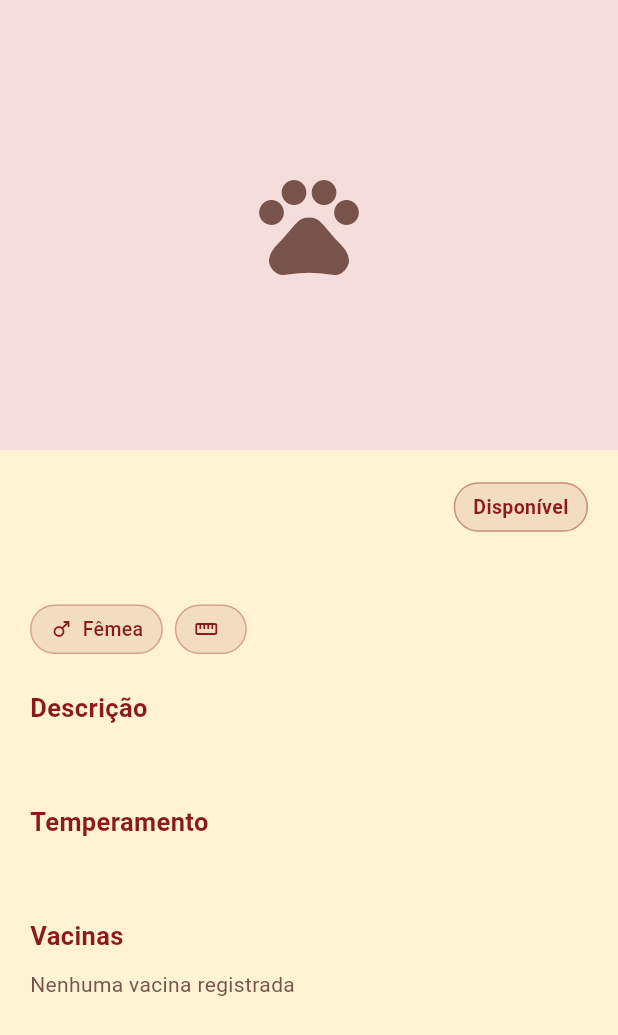
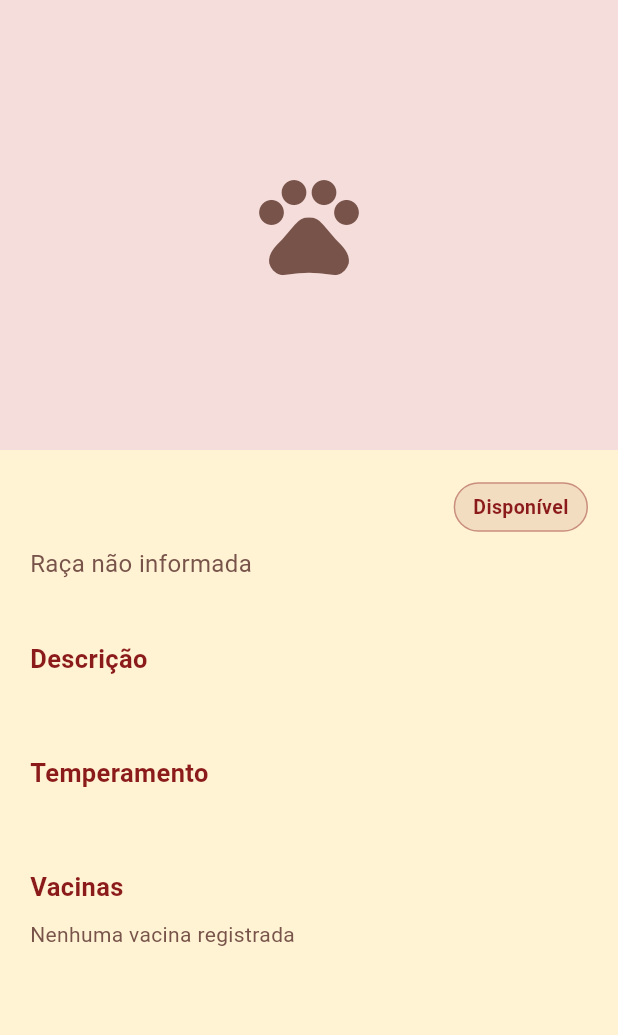
Before and after one commit to APASBAC/apasbac-app, a Flutter app: the _AnimalDetailView screen opened directly with empty values, on a phone screen of 412 x 824 dp. Shown: the top 1035 px of the screen. Run offline on Flutter 3.47's test engine with Material 3 defaults, Android fonts, the phone set to English and light mode, and no system bars; our stand-ins replace cached_network_image, dio, flutter_riverpod, flutter_secure_storage, go_router, image_picker and 2 more; accounts and stored records are empty.

Commit message:
fix: carregar imagens e mostrar dados reais do animal no monitoramento
- Normaliza URLs de imagem (HTTPS, links do Drive e JPG redimensionado no
  Cloudinary) para evitar falhas com HEIC/arquivos grandes no Android.
- Monitoramentos buscam o cadastro completo do animal (sexo, porte, fotos),
  já que a API envia só id/nome/espécie/raça; sexo desconhecido não vira
  mais "Fêmea".
- Workflow que compila o APK da branch source e publica a release Beta 1.0
  apontando para a main.

Co-Authored-By: Claude Opus 5.5 <noreply@anthropic.com>
Claude-Session: https://claude.ai/code/session_01QTky6Bdukp3vHGY57jJmt4

```diff
--- a/lib/core/models/animal_model.dart
+++ b/lib/core/models/animal_model.dart
@@ -1,3 +1,5 @@
+import '../utils/image_url.dart';
+
 class AnimalPhoto {
   final String url;
   final bool isPrimary;
@@ -5,26 +7,39 @@ class AnimalPhoto {
   const AnimalPhoto({required this.url, this.isPrimary = false});
 
   factory AnimalPhoto.fromJson(dynamic json) {
-    // Rota admin: { url, isPrimary }
-    if (json is Map<String, dynamic>) {
+    // Formato objeto: { url | secure_url, isPrimary }
+    if (json is Map) {
       return AnimalPhoto(
-        url: json['url'] ?? '',
-        isPrimary: json['isPrimary'] ?? false,
+        url: normalizeImageUrl(
+          (json['url'] ?? json['secure_url'] ?? json['secureUrl'])?.toString(),
+        ),
+        isPrimary: json['isPrimary'] == true,
       );
     }
-    // Rota pública: lista de strings de URL diretas
+    // Formato da API atual: lista de strings com a URL direta
     if (json is String) {
-      return AnimalPhoto(url: json, isPrimary: false);
+      return AnimalPhoto(url: normalizeImageUrl(json));
     }
     return const AnimalPhoto(url: '');
   }
 }
+
+String _str(dynamic v) => v == null ? '' : v.toString().trim();
+
+int _int(dynamic v) {
+  if (v is int) return v;
+  if (v is num) return v.toInt();
+  return int.tryParse(_str(v)) ?? 0;
+}
+
+bool _bool(dynamic v) => v == true || v?.toString().toLowerCase() == 'true';
 
 class AnimalModel {
   final int id;
   final String uuid;
   final String name;
   final String description;
+  final String species;
   final String breed;
   final String sex;
   final String size;
@@ -41,6 +56,7 @@ class AnimalModel {
     required this.uuid,
     required this.name,
     required this.description,
+    this.species = '',
     required this.breed,
     required this.sex,
     required this.size,
@@ -53,29 +69,64 @@ class AnimalModel {
     this.createdAt,
   });
 
-  factory AnimalModel.fromJson(Map<String, dynamic> json) => AnimalModel(
-        id: json['id'] ?? 0,
-        uuid: json['uuid'] ?? '',
-        name: json['name'] ?? '',
-        description: json['description'] ?? '',
-        breed: json['breed'] ?? '',
-        sex: json['sex'] ?? '',
-        size: json['size'] ?? '',
-        vaccines: List<String>.from(json['vaccines'] ?? []),
-        temperament: json['temperament'] ?? '',
-        escapeTendency: json['escapeTendency'] ?? false,
-        isAdopted: json['isAdopted'] ?? false,
-        // Aceita tanto List<String> (rota pública) quanto List<Map> (rota admin)
-        photos: (json['photos'] as List<dynamic>? ?? [])
-            .map((p) => AnimalPhoto.fromJson(p))
+  factory AnimalModel.fromJson(Map<String, dynamic> json) {
+    final rawPhotos = json['photos'] ?? json['photoUrls'];
+    final adoptedBy = json['adoptedBy'];
+    return AnimalModel(
+      id: _int(json['id']),
+      uuid: _str(json['uuid']),
+      name: _str(json['name']),
+      description: _str(json['description']),
+      species: _str(json['species']),
+      breed: _str(json['breed']),
+      sex: _str(json['sex']).toUpperCase(),
+      size: _str(json['size']).toUpperCase(),
+      vaccines: (json['vaccines'] is List)
+          ? (json['vaccines'] as List).map(_str).toList()
+          : const [],
+      temperament: _str(json['temperament']),
+      escapeTendency: _bool(json['escapeTendency']),
+      isAdopted: _bool(json['isAdopted']),
+      photos: (rawPhotos is List ? rawPhotos : const [])
+          .map(AnimalPhoto.fromJson)
+          .where((p) => p.url.isNotEmpty)
           .toList(),
-        adoptedById: json['adoptedById'],
+      adoptedById:
+          json['adoptedById']?.toString() ??
+          (adoptedBy is Map ? adoptedBy['id']?.toString() : null),
       createdAt: json['createdAt'] != null
-            ? DateTime.tryParse(json['createdAt'])
+          ? DateTime.tryParse(json['createdAt'].toString())
           : null,
     );
+  }
 
-  String get sexLabel => sex == 'MALE' ? 'Macho' : 'Fêmea';
+  /// Combina dados parciais (ex.: animal embutido no monitoramento, que vem
+  /// só com id/nome/espécie/raça) com o cadastro completo do animal.
+  AnimalModel mergedWith(AnimalModel full) => AnimalModel(
+    id: id != 0 ? id : full.id,
+    uuid: uuid.isNotEmpty ? uuid : full.uuid,
+    name: full.name.isNotEmpty ? full.name : name,
+    description: full.description.isNotEmpty ? full.description : description,
+    species: full.species.isNotEmpty ? full.species : species,
+    breed: full.breed.isNotEmpty ? full.breed : breed,
+    sex: full.sex.isNotEmpty ? full.sex : sex,
+    size: full.size.isNotEmpty ? full.size : size,
+    vaccines: full.vaccines.isNotEmpty ? full.vaccines : vaccines,
+    temperament: full.temperament.isNotEmpty ? full.temperament : temperament,
+    escapeTendency: full.escapeTendency || escapeTendency,
+    isAdopted: full.isAdopted || isAdopted,
+    photos: full.photos.isNotEmpty ? full.photos : photos,
+    adoptedById: full.adoptedById ?? adoptedById,
+    createdAt: full.createdAt ?? createdAt,
+  );
+
+  bool get hasSex => sexLabel.isNotEmpty;
+
+  String get sexLabel => switch (sex) {
+    'MALE' || 'MACHO' || 'M' => 'Macho',
+    'FEMALE' || 'FEMEA' || 'FÊMEA' || 'F' => 'Fêmea',
+    _ => '',
+  };
 
   String get sizeLabel => switch (size) {
     'SMALL' => 'Pequeno',
@@ -85,6 +136,16 @@ class AnimalModel {
     _ => size,
   };
 
+  /// Raça para exibição; quando a raça não foi informada, usa a espécie.
+  String get breedLabel {
+    if (breed.isNotEmpty) return breed;
+    if (species.isNotEmpty && species != 'Não informada') return species;
+    return 'Raça não informada';
+  }
+
+  /// "Raça · Sexo", omitindo o que não foi informado.
+  String get summary => [breedLabel, if (hasSex) sexLabel].join(' · ');
+
   AnimalPhoto? get primaryPhoto {
     if (photos.isEmpty) return null;
     return photos.firstWhere((p) => p.isPrimary, orElse: () => photos.first);
--- a/lib/features/animals/presentation/screens/animal_detail_screen.dart
+++ b/lib/features/animals/presentation/screens/animal_detail_screen.dart
@@ -65,8 +65,11 @@ class _AnimalDetailViewState extends State<_AnimalDetailView> {
                                 Container(color: cs.surfaceVariant),
                             errorWidget: (_, __, ___) => Container(
                               color: cs.surfaceVariant,
-                              child: const Icon(Icons.pets,
-                                  size: 80, color: AppColors.muted),
+                              child: const Icon(
+                                Icons.pets,
+                                size: 80,
+                                color: AppColors.muted,
+                              ),
                             ),
                           ),
                         ),
@@ -81,8 +84,9 @@ class _AnimalDetailViewState extends State<_AnimalDetailView> {
                                 animal.photos.length,
                                 (i) => AnimatedContainer(
                                   duration: const Duration(milliseconds: 200),
-                                  margin:
-                                      const EdgeInsets.symmetric(horizontal: 3),
+                                  margin: const EdgeInsets.symmetric(
+                                    horizontal: 3,
+                                  ),
                                   width: i == _currentPhoto ? 18 : 8,
                                   height: 8,
                                   decoration: BoxDecoration(
@@ -99,8 +103,11 @@ class _AnimalDetailViewState extends State<_AnimalDetailView> {
                     )
                   : Container(
                       color: cs.surfaceVariant,
-                      child: const Icon(Icons.pets,
-                          size: 80, color: AppColors.muted),
+                      child: const Icon(
+                        Icons.pets,
+                        size: 80,
+                        color: AppColors.muted,
+                      ),
                     ),
             ),
           ),
@@ -118,9 +125,7 @@ class _AnimalDetailViewState extends State<_AnimalDetailView> {
                       Expanded(
                         child: Text(
                           animal.name,
-                          style: Theme.of(context)
-                              .textTheme
-                              .headlineMedium
+                          style: Theme.of(context).textTheme.headlineMedium
                               ?.copyWith(fontWeight: FontWeight.bold),
                         ),
                       ),
@@ -132,7 +137,12 @@ class _AnimalDetailViewState extends State<_AnimalDetailView> {
                   ),
                   const SizedBox(height: 8),
                   Text(
-                    animal.breed,
+                    [
+                      if (animal.species.isNotEmpty &&
+                          animal.species != 'Não informada')
+                        animal.species,
+                      animal.breedLabel,
+                    ].toSet().join(' · '),
                     style: TextStyle(fontSize: 16, color: cs.onSurfaceVariant),
                   ),
                   const SizedBox(height: 16),
@@ -142,14 +152,20 @@ class _AnimalDetailViewState extends State<_AnimalDetailView> {
                     spacing: 8,
                     runSpacing: 8,
                     children: [
+                      if (animal.hasSex)
                         _InfoChip(
-                          icon: Icons.male,
+                          icon: animal.sexLabel == 'Macho'
+                              ? Icons.male
+                              : Icons.female,
                           label: animal.sexLabel,
-                          color: cs.primary),
+                          color: cs.primary,
+                        ),
+                      if (animal.sizeLabel.isNotEmpty)
                         _InfoChip(
                           icon: Icons.straighten,
                           label: animal.sizeLabel,
-                          color: cs.secondary),
+                          color: cs.secondary,
+                        ),
                       if (animal.escapeTendency)
                         _InfoChip(
                           icon: Icons.warning_amber_rounded,
@@ -162,33 +178,43 @@ class _AnimalDetailViewState extends State<_AnimalDetailView> {
 
                   _Section(
                     title: 'Descrição',
-                    child: Text(animal.description,
-                        style: const TextStyle(fontSize: 15, height: 1.5)),
+                    child: Text(
+                      animal.description,
+                      style: const TextStyle(fontSize: 15, height: 1.5),
+                    ),
                   ),
                   const SizedBox(height: 20),
 
                   _Section(
                     title: 'Temperamento',
-                    child: Text(animal.temperament,
-                        style: const TextStyle(fontSize: 15, height: 1.5)),
+                    child: Text(
+                      animal.temperament,
+                      style: const TextStyle(fontSize: 15, height: 1.5),
+                    ),
                   ),
                   const SizedBox(height: 20),
 
                   _Section(
                     title: 'Vacinas',
                     child: animal.vaccines.isEmpty
-                        ? Text('Nenhuma vacina registrada',
-                            style: TextStyle(color: cs.onSurfaceVariant))
+                        ? Text(
+                            'Nenhuma vacina registrada',
+                            style: TextStyle(color: cs.onSurfaceVariant),
+                          )
                         : Wrap(
                             spacing: 8,
                             runSpacing: 8,
                             children: animal.vaccines
-                                .map((v) => Chip(
+                                .map(
+                                  (v) => Chip(
                                     label: Text(v),
-                                      avatar:
-                                          const Icon(Icons.vaccines, size: 16),
+                                    avatar: const Icon(
+                                      Icons.vaccines,
+                                      size: 16,
+                                    ),
                                     visualDensity: VisualDensity.compact,
-                                    ))
+                                  ),
+                                )
                                 .toList(),
                           ),
                   ),
@@ -213,8 +239,10 @@ class _Section extends StatelessWidget {
     return Column(
       crossAxisAlignment: CrossAxisAlignment.start,
       children: [
-        Text(title,
-            style: const TextStyle(fontSize: 17, fontWeight: FontWeight.bold)),
+        Text(
+          title,
+          style: const TextStyle(fontSize: 17, fontWeight: FontWeight.bold),
+        ),
         const SizedBox(height: 10),
         child,
       ],
@@ -226,8 +254,11 @@ class _InfoChip extends StatelessWidget {
   final IconData icon;
   final String label;
   final Color color;
-  const _InfoChip(
-      {required this.icon, required this.label, required this.color});
+  const _InfoChip({
+    required this.icon,
+    required this.label,
+    required this.color,
+  });
 
   @override
   Widget build(BuildContext context) {
@@ -243,9 +274,14 @@ class _InfoChip extends StatelessWidget {
         children: [
           Icon(icon, size: 16, color: color),
           const SizedBox(width: 6),
-          Text(label,
+          Text(
+            label,
             style: TextStyle(
-                  fontSize: 13, color: color, fontWeight: FontWeight.w500)),
+              fontSize: 13,
+              color: color,
+              fontWeight: FontWeight.w500,
+            ),
+          ),
         ],
       ),
     );
@@ -266,9 +302,14 @@ class _StatusChip extends StatelessWidget {
         borderRadius: BorderRadius.circular(20),
         border: Border.all(color: color.withOpacity(0.4)),
       ),
-      child: Text(label,
+      child: Text(
+        label,
         style: TextStyle(
-              fontSize: 13, color: color, fontWeight: FontWeight.bold)),
+          fontSize: 13,
+          color: color,
+          fontWeight: FontWeight.bold,
+        ),
+      ),
     );
   }
 }
--- a/pubspec.yaml
+++ b/pubspec.yaml
@@ -1,7 +1,7 @@
 name: apasbac_app
 description: App da APASBAC — Associação de Proteção aos Animais Socorro Bicho Assis Chateaubriand
 publish_to: 'none'
-version: 1.0.1+2
+version: 1.0.0-beta+3
 
 environment:
   sdk: '>=3.0.0 <4.0.0'
```
Also changed, not shown: lib/core/models/monitoring_model.dart (+49 -11 lines), lib/core/services/animal_service.dart (+22 -18 lines), lib/core/services/monitoring_service.dart (+88 -33 lines), lib/core/utils/image_url.dart (added, +45 -0 lines), lib/features/animals/presentation/screens/my_animals_screen.dart (+33 -17 lines), lib/features/monitoring/presentation/screens/monitoring_detail_screen.dart (+75 -39 lines), lib/features/monitoring/presentation/screens/monitoring_list_screen.dart (+53 -27 lines), 2 other files. Lines whose indentation alone changed are shown as unchanged.
